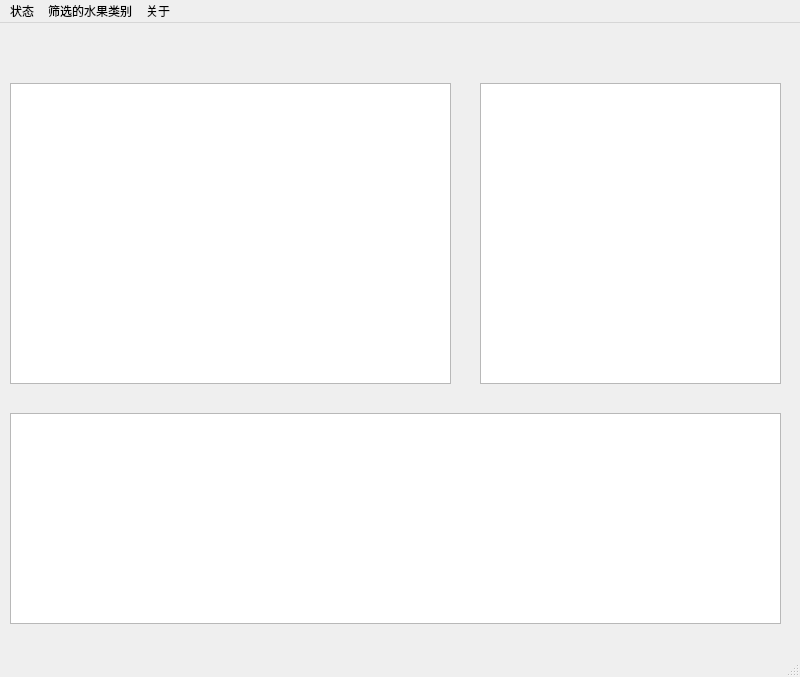
Old version of the form FruitPrevision.ui in the repository tianxingithub/fruit_detection_project.
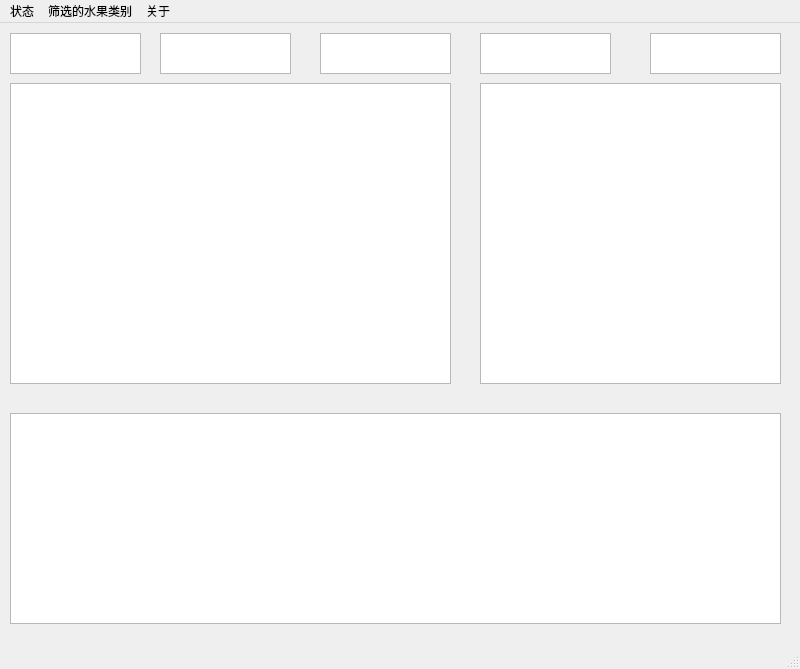
New version of the form.

The edit to the form file:
```diff
--- a/FruitPrevision.ui
+++ b/FruitPrevision.ui
@@ -7,7 +7,7 @@
     <x>0</x>
     <y>0</y>
     <width>800</width>
-    <height>677</height>
+    <height>669</height>
    </rect>
   </property>
   <property name="windowTitle">
@@ -44,6 +44,56 @@
      </rect>
     </property>
    </widget>
+   <widget class="QTextBrowser" name="count0">
+    <property name="geometry">
+     <rect>
+      <x>10</x>
+      <y>10</y>
+      <width>131</width>
+      <height>41</height>
+     </rect>
+    </property>
+   </widget>
+   <widget class="QTextBrowser" name="count1">
+    <property name="geometry">
+     <rect>
+      <x>160</x>
+      <y>10</y>
+      <width>131</width>
+      <height>41</height>
+     </rect>
+    </property>
+   </widget>
+   <widget class="QTextBrowser" name="count2">
+    <property name="geometry">
+     <rect>
+      <x>480</x>
+      <y>10</y>
+      <width>131</width>
+      <height>41</height>
+     </rect>
+    </property>
+   </widget>
+   <widget class="QTextBrowser" name="count3">
+    <property name="geometry">
+     <rect>
+      <x>320</x>
+      <y>10</y>
+      <width>131</width>
+      <height>41</height>
+     </rect>
+    </property>
+   </widget>
+   <widget class="QTextBrowser" name="count4">
+    <property name="geometry">
+     <rect>
+      <x>650</x>
+      <y>10</y>
+      <width>131</width>
+      <height>41</height>
+     </rect>
+    </property>
+   </widget>
   </widget>
   <widget class="QMenuBar" name="menubar">
    <property name="geometry">
```
Left out of the diff: 4 changed lines with no effect on the pictures.
